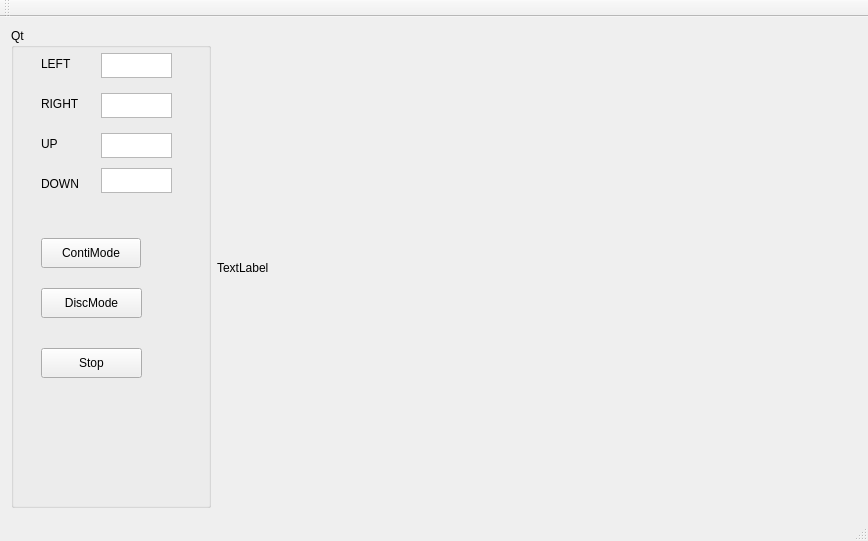
Old version of the form CamShake/CamShake/camshake.ui in the repository yl-1993/CamShake.
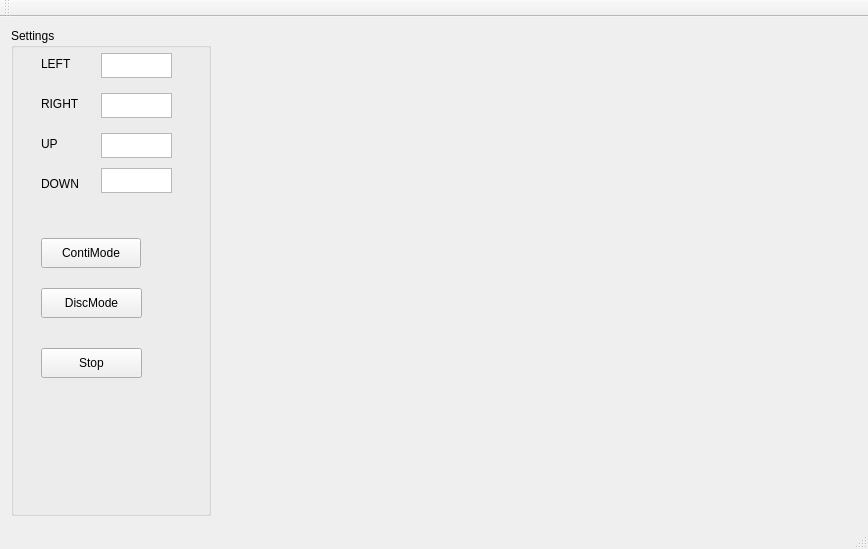
New version of the form. Icons and pictures are not drawn.

The edit to the form file:
```diff
--- a/CamShake/CamShake/camshake.ui
+++ b/CamShake/CamShake/camshake.ui
@@ -6,8 +6,8 @@
    <rect>
     <x>0</x>
     <y>0</y>
-    <width>667</width>
-    <height>444</height>
+    <width>864</width>
+    <height>549</height>
    </rect>
   </property>
   <property name="windowTitle">
@@ -52,7 +52,7 @@
         <string notr="true">font: 75 9pt &quot;Consolas&quot;;</string>
        </property>
        <property name="title">
-        <string>Qt</string>
+        <string>Settings</string>
        </property>
        <widget class="QPlainTextEdit" name="plainTextEdit">
         <property name="geometry">
@@ -287,7 +287,7 @@
        <string notr="true">background-image: url(:/CamShake/bk);</string>
       </property>
       <property name="text">
-       <string>TextLabel</string>
+       <string/>
       </property>
      </widget>
     </item>
```
Left out of the diff: 2 changed lines with no effect on the pictures.
